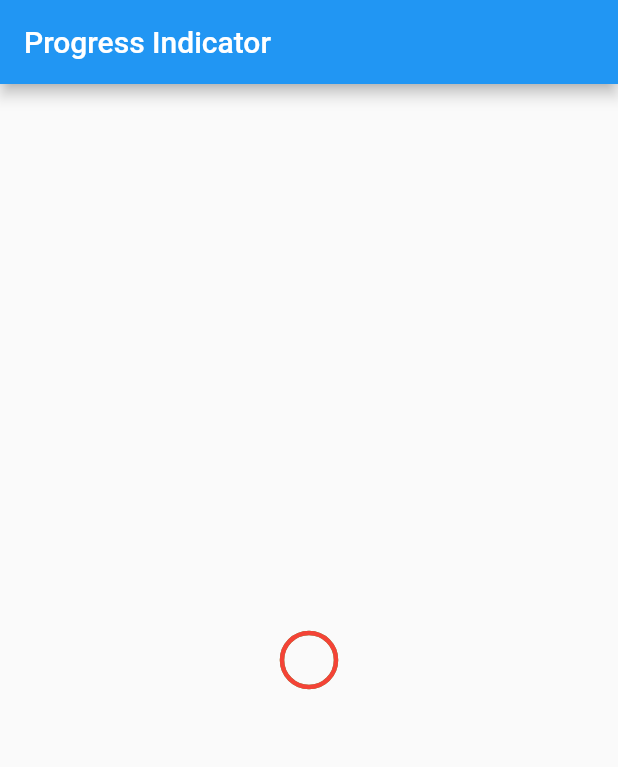
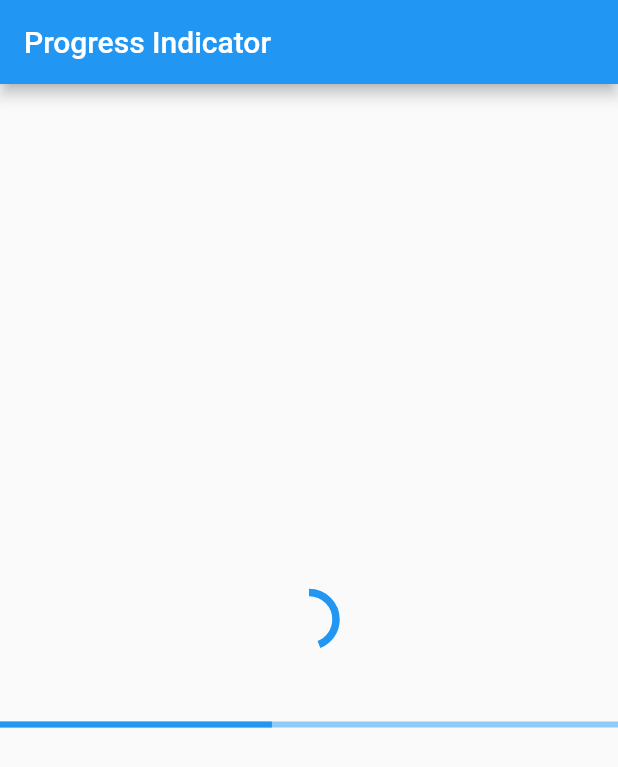
Before and after one commit to Gogo-jiii/Flutter-Progress-Indicator, a Flutter app: the screen it shows after launch, on a phone screen of 412 x 824 dp. Shown: the top 767 px of the screen. Run offline on Flutter 3.47's test engine with Material 2 defaults, Android fonts, the phone set to English and light mode, and no system bars.

```diff
--- a/lib/main.dart
+++ b/lib/main.dart
@@ -40,7 +40,7 @@ class _MyHomePageState extends State<MyHomePage> with TickerProviderStateMixin {
     )..addListener(() {
         setState(() {});
       });
-    controller.repeat(max: 3.0);
+    controller.repeat(reverse: true);
     super.initState();
   }
 
@@ -56,14 +56,23 @@ class _MyHomePageState extends State<MyHomePage> with TickerProviderStateMixin {
       appBar: AppBar(
         title: Text(widget.title),
       ),
-      body: Center(
-        child: CircularProgressIndicator(
-          value: controller.value,
-          backgroundColor: Colors.green,
-          color: Colors.red,
-          strokeWidth: 3,
-          semanticsLabel: "Circular Progress Indicator",
-        ),
+      body: Column(
+        mainAxisAlignment: MainAxisAlignment.center,
+        children: [
+          CircularProgressIndicator(
+            value: controller.value,
+            strokeWidth: 5,
+            semanticsLabel: "Circular Progress Indicator",
+          ),
+          const SizedBox(
+            width: double.infinity,
+            height: 50,
+          ),
+          LinearProgressIndicator(
+            value: controller.value,
+            semanticsLabel: "Linear Progress Indicator",
+          ),
+        ],
       ),
     );
   }
```
